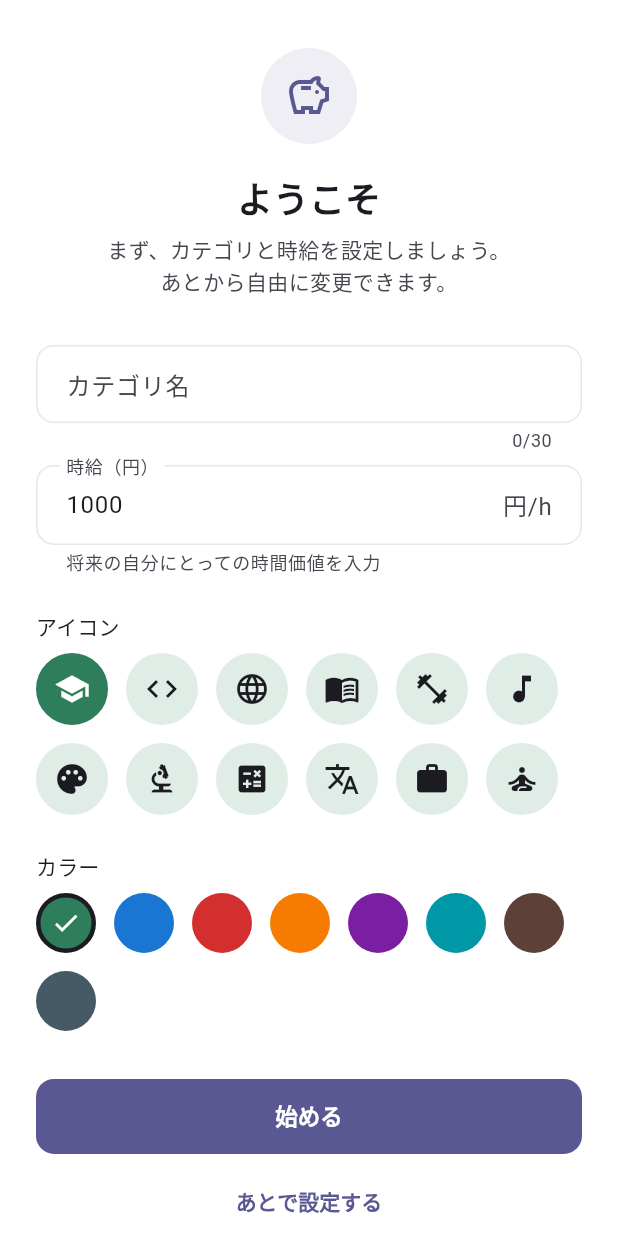
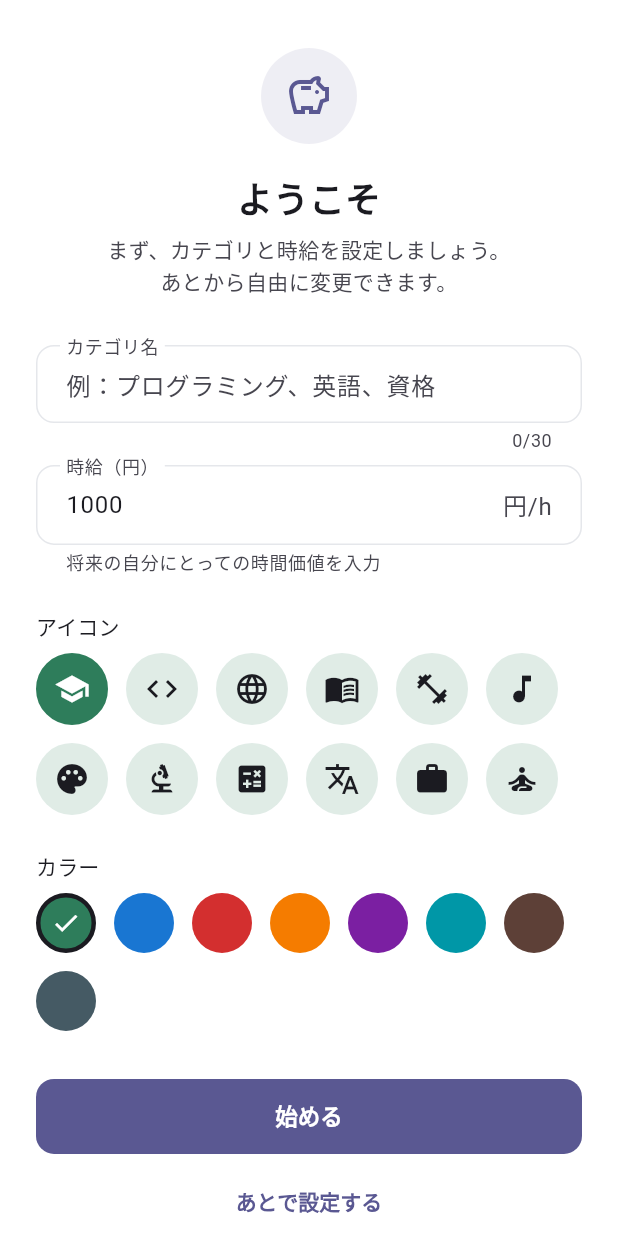
Before and after one commit to ryo3-hub/mirai_bank, a Flutter app: the screen it shows after launch, on a phone screen of 412 x 824 dp. Run offline on Flutter 3.47's test engine with Material 3 defaults, Android fonts, the phone set to English and light mode, and no system bars; our stand-ins replace confetti, drift, fl_chart, flutter_local_notifications, flutter_riverpod, go_router and 4 more; accounts and stored records are empty; generated files the repository leaves out were written again.

Commit message:
fix(onboarding): カテゴリ名フィールドのプレースホルダーを「例：プログラミング、英語、資格」に戻し、未フォーカスでも表示
floatingLabelBehavior: FloatingLabelBehavior.always を指定し、ラベル
「カテゴリ名」を常に上部に固定。これによりフィールド内のプレースホルダー
「例：プログラミング、英語、資格」がフォーカス前から表示される。

Co-Authored-By: Claude Opus 4.7 <noreply@anthropic.com>

```diff
--- a/lib/features/onboarding/presentation/onboarding_page.dart
+++ b/lib/features/onboarding/presentation/onboarding_page.dart
@@ -127,7 +127,8 @@ class _OnboardingPageState extends ConsumerState<OnboardingPage> {
                         onFieldSubmitted: (_) => _rateFocus.requestFocus(),
                         decoration: const InputDecoration(
                           labelText: 'カテゴリ名',
-                          hintText: '勉強',
+                          hintText: '例：プログラミング、英語、資格',
+                          floatingLabelBehavior: FloatingLabelBehavior.always,
                         ),
                         maxLength: Category.nameMaxLength,
                         validator: Category.validateName,
```
